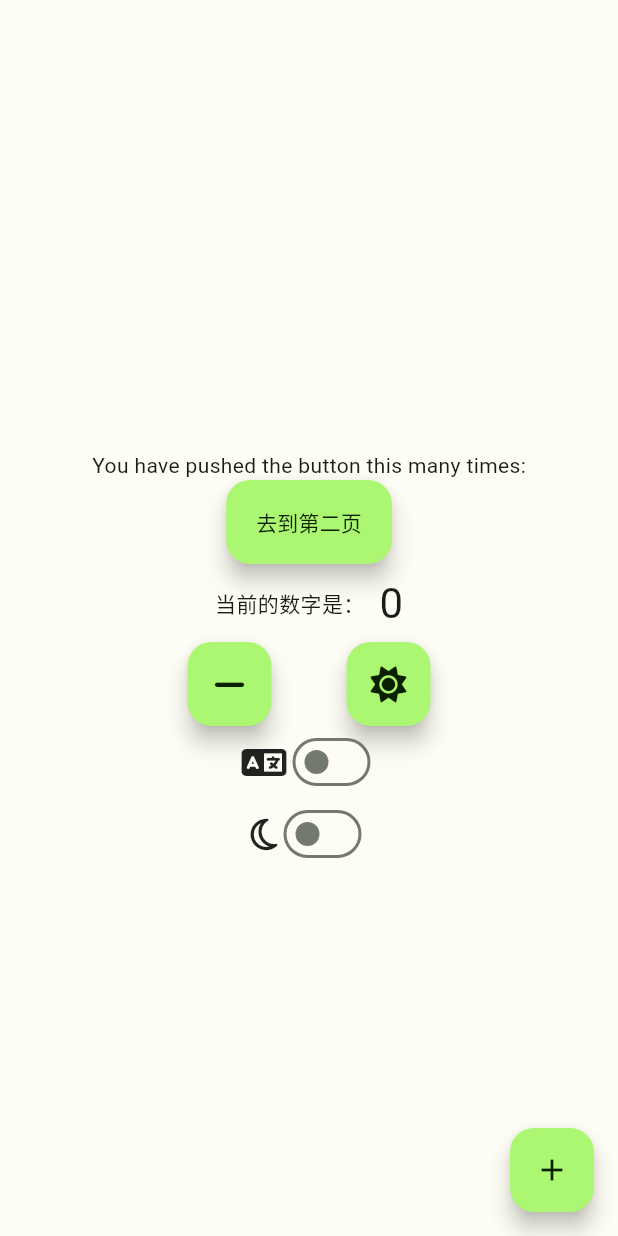
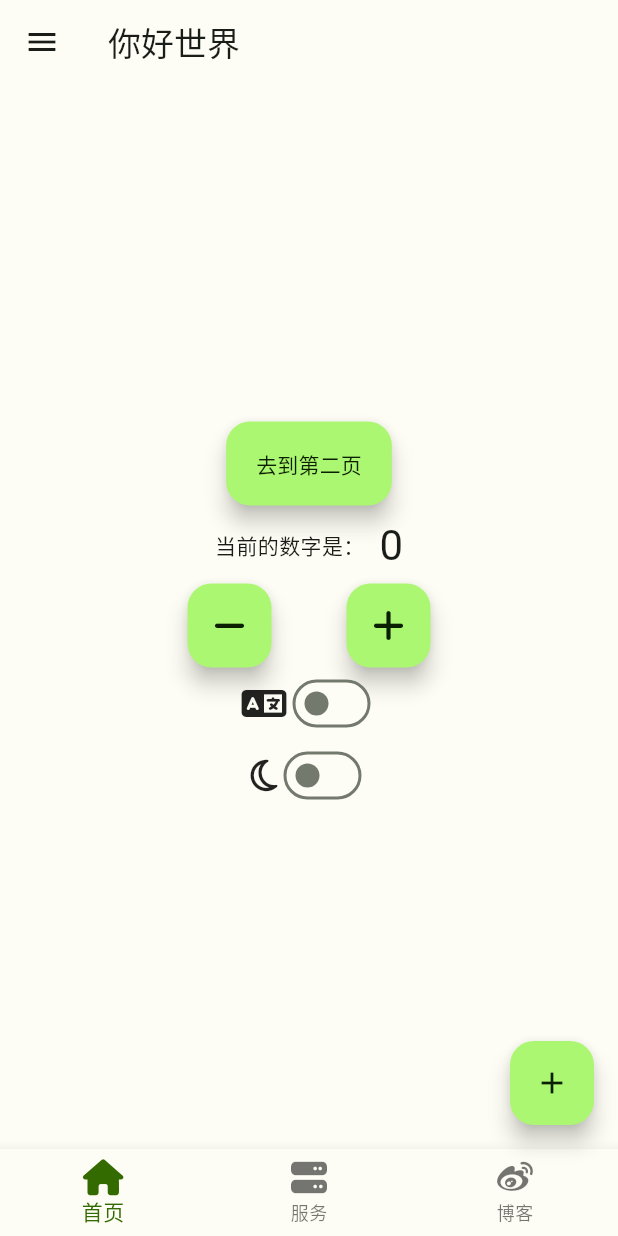
Before and after one commit to HAM02020/flutter_template, a Flutter app: the screen it shows after launch, on a phone screen of 412 x 824 dp. Run offline on Flutter 3.47's test engine with Material 2 defaults, Android fonts, the phone set to English and light mode, and no system bars; our stand-ins replace bloc, equatable, flutter_bloc, flutter_easyloading, flutter_screenutil, font_awesome_flutter and 3 more.

Commit message:
基本骨架搭建完成

```diff
--- /dev/null
+++ b/__brick__/lib/bloc/bloc/counter_bloc.dart
@@ -0,0 +1,22 @@
+import 'package:bloc/bloc.dart';
+import 'package:equatable/equatable.dart';
+import 'package:meta/meta.dart';
+
+part 'counter_event.dart';
+part 'counter_state.dart';
+
+class CounterBloc extends Bloc<CounterEvent, CounterState> {
+  CounterBloc() : super(const CounterState(0, CounterStates.initial)) {
+    on<CounterAdd>((event, emit) async {
+      emit(CounterState(state.count, CounterStates.loading));
+      //await Future.delayed(const Duration(milliseconds: 1000));
+      emit(CounterState(state.count + 1, CounterStates.success));
+    });
+
+    on<CounterMinus>((event, emit) async {
+      emit(CounterState(state.count, CounterStates.loading));
+      //await Future.delayed(const Duration(milliseconds: 1000));
+      emit(CounterState(state.count - 1, CounterStates.success));
+    });
+  }
+}
--- /dev/null
+++ b/__brick__/lib/bloc/bloc/counter_event.dart
@@ -0,0 +1,12 @@
+part of 'counter_bloc.dart';
+
+@immutable
+abstract class CounterEvent {}
+
+class CounterAdd extends CounterEvent {
+  CounterAdd();
+}
+
+class CounterMinus extends CounterEvent {
+  CounterMinus();
+}
--- /dev/null
+++ b/__brick__/lib/bloc/bloc/counter_state.dart
@@ -0,0 +1,13 @@
+part of 'counter_bloc.dart';
+
+enum CounterStates { initial, loading, success, failure }
+
+class CounterState extends Equatable {
+  final int count;
+  final CounterStates states;
+
+  const CounterState(this.count, this.states);
+
+  @override
+  List<Object> get props => [count, states];
+}
--- a/__brick__/lib/cubit/user_setting_bloc.dart
+++ b/__brick__/lib/cubit/user_setting_bloc.dart
@@ -1,4 +1,4 @@
-import 'package:__brick__/configs/color_schemes.dart';
+import 'package:__brick__/app/color_schemes.dart';
 import 'package:flutter/material.dart';
 import 'package:hydrated_bloc/hydrated_bloc.dart';
 
--- a/__brick__/lib/l10n/intl_en.arb
+++ b/__brick__/lib/l10n/intl_en.arb
@@ -3,5 +3,9 @@
     "toSecondPage":"to second page",
     "secondPage":"this is the second Page",
     "countTimes":"current total count is:",
-    "myname":"momo"
+    "myname":"momo",
+    "home":"home",
+    "server":"server",
+    "blog":"blog",
+    "listTile":"listTile"
 }
--- a/__brick__/lib/l10n/intl_zh.arb
+++ b/__brick__/lib/l10n/intl_zh.arb
@@ -3,5 +3,9 @@
     "toSecondPage": "去到第二页",
     "secondPage": "这里上第二页",
     "countTimes":"当前的数字是：",
-    "myname":"莫莫"
+    "myname":"莫莫",
+    "home":"首页",
+    "server":"服务",
+    "blog":"博客",
+    "listTile":"列表项"
 }
--- a/__brick__/lib/main.dart
+++ b/__brick__/lib/main.dart
@@ -1,5 +1,6 @@
-import 'package:__brick__/bloc/app_bloc_oberver.dart';
-import 'package:__brick__/configs/routes.dart';
+import 'package:__brick__/app/app_bloc_oberver.dart';
+import 'package:__brick__/app/routes.dart';
+import 'package:__brick__/bloc/bloc/counter_bloc.dart';
 import 'package:__brick__/cubit/user_setting_bloc.dart';
 import 'package:__brick__/generated/l10n.dart';
 import 'package:__brick__/pages/home.dart';
@@ -18,10 +19,11 @@ void main() async {
 
   HydratedBloc.storage = await HydratedStorage.build(
       storageDirectory: await getApplicationDocumentsDirectory());
-  GetIt.instance.registerSingleton<UserSettingCubit>(UserSettingCubit());
+  GetIt.I.registerSingleton<UserSettingCubit>(UserSettingCubit());
+  GetIt.I.registerSingleton<CounterBloc>(CounterBloc());
   Bloc.observer = const AppBlocObserver();
   runApp(BlocProvider(
-    create: (context) => GetIt.instance.get<UserSettingCubit>(),
+    create: (_) => GetIt.I.get<UserSettingCubit>(),
     child: BlocBuilder<UserSettingCubit, UserSettingState>(
       builder: (context, state) {
         return MaterialApp.router(
--- /dev/null
+++ b/__brick__/lib/pages/demo.dart
@@ -0,0 +1,102 @@
+import 'package:__brick__/bloc/bloc/counter_bloc.dart';
+import 'package:__brick__/cubit/user_setting_bloc.dart';
+import 'package:__brick__/generated/l10n.dart';
+import 'package:flutter/material.dart';
+import 'package:flutter_bloc/flutter_bloc.dart';
+import 'package:font_awesome_flutter/font_awesome_flutter.dart';
+import 'package:get_it/get_it.dart';
+import 'package:go_router/go_router.dart';
+
+class DemoPage extends StatelessWidget {
+  const DemoPage({super.key});
+
+  @override
+  Widget build(BuildContext context) {
+    return BlocBuilder<CounterBloc, CounterState>(
+      builder: (context, state) {
+        return Center(
+          child: Column(
+            mainAxisAlignment: MainAxisAlignment.center,
+            children: <Widget>[
+              FloatingActionButton.extended(
+                heroTag: "toSecondPage",
+                onPressed: () => context.go('/second'),
+                label: Text(S.of(context).toSecondPage),
+              ),
+              Container(
+                padding: const EdgeInsets.all(8),
+                decoration: BoxDecoration(
+                  borderRadius: BorderRadius.circular(4),
+                ),
+                child: Row(
+                  mainAxisAlignment: MainAxisAlignment.center,
+                  crossAxisAlignment: CrossAxisAlignment.center,
+                  children: [
+                    Text(
+                      S.of(context).countTimes,
+                    ),
+                    const SizedBox(
+                      width: 10,
+                    ),
+                    Text(
+                      '${BlocProvider.of<CounterBloc>(context).state.count}',
+                      style: Theme.of(context).textTheme.headlineMedium,
+                    ),
+                  ],
+                ),
+              ),
+              Row(
+                mainAxisAlignment: MainAxisAlignment.center,
+                children: [
+                  FloatingActionButton(
+                    heroTag: "a",
+                    onPressed: () =>
+                        GetIt.I.get<CounterBloc>().add(CounterMinus()),
+                    tooltip: 'Decrement',
+                    child: const FaIcon(FontAwesomeIcons.minus),
+                  ),
+                  const SizedBox(
+                    width: 50,
+                  ),
+                  FloatingActionButton(
+                    heroTag: "b",
+                    onPressed: () =>
+                        //BlocProvider.of<CounterBloc>(context).add(CounterAdd()),
+                        GetIt.instance.get<CounterBloc>().add(CounterAdd()),
+                    tooltip: 'Increment',
+                    child: const FaIcon(FontAwesomeIcons.plus),
+                  ),
+                ],
+              ),
+              Row(
+                mainAxisAlignment: MainAxisAlignment.center,
+                crossAxisAlignment: CrossAxisAlignment.center,
+                children: [
+                  const FaIcon(FontAwesomeIcons.language),
+                  Switch(
+                      value: GetIt.I.get<UserSettingCubit>().isEnglish,
+                      onChanged: (value) =>
+                          GetIt.I.get<UserSettingCubit>().switchLocale()),
+                ],
+              ),
+              Row(
+                mainAxisAlignment: MainAxisAlignment.center,
+                crossAxisAlignment: CrossAxisAlignment.center,
+                children: [
+                  const FaIcon(FontAwesomeIcons.moon),
+                  Switch(
+                    onChanged: (bool value) =>
+                        BlocProvider.of<UserSettingCubit>(context)
+                            .switchTheme(),
+                    value:
+                        BlocProvider.of<UserSettingCubit>(context).isDarkMode,
+                  )
+                ],
+              )
+            ],
+          ),
+        );
+      },
+    );
+  }
+}
--- a/__brick__/lib/pages/home.dart
+++ b/__brick__/lib/pages/home.dart
@@ -1,10 +1,10 @@
-import 'package:__brick__/cubit/user_setting_bloc.dart';
+import 'package:__brick__/bloc/bloc/counter_bloc.dart';
 import 'package:__brick__/generated/l10n.dart';
-import 'package:dio/dio.dart';
+import 'package:__brick__/pages/demo.dart';
 import 'package:flutter/material.dart';
 import 'package:flutter_bloc/flutter_bloc.dart';
 import 'package:font_awesome_flutter/font_awesome_flutter.dart';
-import 'package:go_router/go_router.dart';
+import 'package:get_it/get_it.dart';
 
 class MyHomePage extends StatefulWidget {
   const MyHomePage({super.key, required this.title});
@@ -16,104 +16,53 @@ class MyHomePage extends StatefulWidget {
 }
 
 class _MyHomePageState extends State<MyHomePage> {
-  int _counter = 0;
-
-  void _incrementCounter() {
-    Dio().get("https://www.baidu.com").then((value) => debugPrint(value.data));
-    setState(() {
-      _counter++;
-    });
-  }
+  int _index = 0;
 
   @override
   Widget build(BuildContext context) {
     return Scaffold(
-      appBar: AppBar(
-        title: Text(widget.title),
-      ),
-      body: Center(
-        child: Column(
-          mainAxisAlignment: MainAxisAlignment.center,
-          children: <Widget>[
-            const Text(
-              'You have pushed the button this many times:',
+      bottomNavigationBar: BottomNavigationBar(
+          currentIndex: _index,
+          onTap: (idx) => setState(() {
+                _index = idx;
+              }),
+          items: [
+            BottomNavigationBarItem(
+                icon: const FaIcon(FontAwesomeIcons.house),
+                label: S.of(context).home),
+            BottomNavigationBarItem(
+                icon: const FaIcon(FontAwesomeIcons.server),
+                label: S.of(context).server),
+            BottomNavigationBarItem(
+                icon: const FaIcon(FontAwesomeIcons.weibo),
+                label: S.of(context).blog),
+          ]),
+      drawer: Drawer(
+        child: SafeArea(
+          child: Column(children: [
+            ListTile(
+              leading: const FaIcon(FontAwesomeIcons.affiliatetheme),
+              title: Text(S.of(context).listTile),
             ),
-            FloatingActionButton.extended(
-              heroTag: "toSecondPage",
-              onPressed: () => context.go('/second'),
-              label: Text(S.of(context).toSecondPage),
-            ),
-            Container(
-              padding: const EdgeInsets.all(8),
-              decoration: BoxDecoration(
-                borderRadius: BorderRadius.circular(4),
-              ),
-              child: Row(
-                mainAxisAlignment: MainAxisAlignment.center,
-                crossAxisAlignment: CrossAxisAlignment.center,
-                children: [
-                  Text(
-                    S.of(context).countTimes,
-                  ),
-                  const SizedBox(
-                    width: 10,
-                  ),
-                  Text(
-                    '$_counter',
-                    style: Theme.of(context).textTheme.headlineMedium,
-                  ),
-                ],
-              ),
-            ),
-            Row(
-              mainAxisAlignment: MainAxisAlignment.center,
-              children: [
-                const FloatingActionButton(
-                  heroTag: "a",
-                  onPressed: null,
-                  tooltip: 'Decrement',
-                  child: FaIcon(FontAwesomeIcons.minus),
-                ),
-                const SizedBox(
-                  width: 50,
-                ),
-                FloatingActionButton(
-                  heroTag: "b",
-                  onPressed: _incrementCounter,
-                  tooltip: 'Increment',
-                  child: const FaIcon(FontAwesomeIcons.solidSun),
-                ),
-              ],
-            ),
-            Row(
-              mainAxisAlignment: MainAxisAlignment.center,
-              crossAxisAlignment: CrossAxisAlignment.center,
-              children: [
-                const FaIcon(FontAwesomeIcons.language),
-                Switch(
-                    value: BlocProvider.of<UserSettingCubit>(context).isEnglish,
-                    onChanged: (value) =>
-                        BlocProvider.of<UserSettingCubit>(context)
-                            .switchLocale()),
-              ],
-            ),
-            Row(
-              mainAxisAlignment: MainAxisAlignment.center,
-              crossAxisAlignment: CrossAxisAlignment.center,
-              children: [
-                const FaIcon(FontAwesomeIcons.moon),
-                Switch(
-                  onChanged: (bool value) =>
-                      BlocProvider.of<UserSettingCubit>(context).switchTheme(),
-                  value: BlocProvider.of<UserSettingCubit>(context).isDarkMode,
-                )
-              ],
-            )
-          ],
+          ]),
         ),
       ),
+      appBar: AppBar(
+        title: Text(S.of(context).helloworld),
+      ),
+      body: IndexedStack(
+        index: _index,
+        children: [
+          BlocProvider(
+            create: (context) => GetIt.instance.get<CounterBloc>(),
+            child: const DemoPage(),
+          ),
+          const Center(child: Text("2")),
+          const Center(child: Text("3"))
+        ],
+      ),
       floatingActionButton: FloatingActionButton(
-        onPressed: _incrementCounter,
+        onPressed: () => GetIt.I.get<CounterBloc>().add(CounterAdd()),
         tooltip: 'Increment',
         child: const Icon(Icons.add),
       ), // This trailing comma makes auto-formatting nicer for build methods.
--- a/__brick__/pubspec.yaml
+++ b/__brick__/pubspec.yaml
@@ -47,6 +47,7 @@ dependencies:
   flutter_easyloading: ^3.0.5
   flutter_screenutil: ^5.7.0
   font_awesome_flutter: ^10.4.0
+  equatable: ^2.0.5
 
 
 dev_dependencies:
```
Also changed, not shown: __brick__/lib/app/app_bloc_oberver.dart (renamed from __brick__/lib/bloc/app_bloc_oberver.dart), __brick__/lib/app/color_schemes.dart (renamed from __brick__/lib/configs/color_schemes.dart), __brick__/lib/app/routes.dart (renamed from __brick__/lib/configs/routes.dart), __brick__/lib/generated/intl/messages_en.dart, __brick__/lib/generated/intl/messages_zh.dart, __brick__/lib/generated/l10n.dart, __brick__/pubspec.lock.
